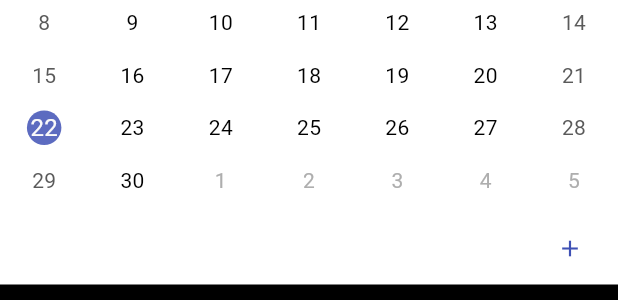
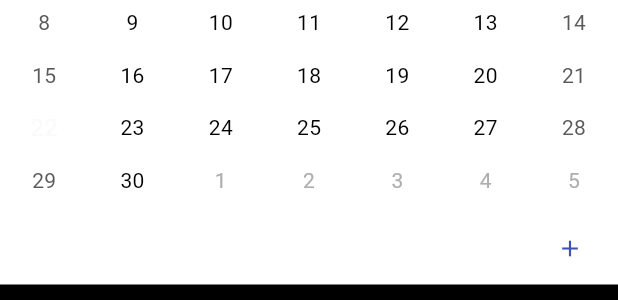
Before and after one commit to deathblade666/flutter_launcher, a Flutter app: the Calendar widget shown alone on an empty page, opened directly, on a phone screen of 412 x 824 dp. Shown: the part 140-440 px from the top of the screen. Run offline on Flutter 3.47's test engine with Material 3 defaults, Android fonts, the phone set to English and light mode, and no system bars; drawn by our look-alikes of dynamic_color, table_calendar; our stand-ins replace date_format, shared_preferences, string_validator; missing offline and left inert: installed_apps, one_clock; accounts and stored records are empty.

Commit message:
Changed selection and today colors

```diff
--- a/lib/widgets/calendar.dart
+++ b/lib/widgets/calendar.dart
@@ -83,6 +83,17 @@ class _CalendarState extends State<Calendar> {
                 leftChevronVisible: false,
                 rightChevronVisible: false
               ),
+              calendarStyle: CalendarStyle(
+                selectedDecoration: BoxDecoration(
+                  shape: BoxShape.circle,
+                  color: Theme.of(context).colorScheme.onPrimary,
+                ),
+                todayDecoration: BoxDecoration(
+                  shape: BoxShape.circle,
+                  color: Theme.of(context).colorScheme.onSecondary
+                )
+              ),
+
               selectedDayPredicate: (day) => isSameDay(_selectedDay, day),
               //availableGestures: AvailableGestures.none,
               eventLoader: _getEventsForMonth,
```
